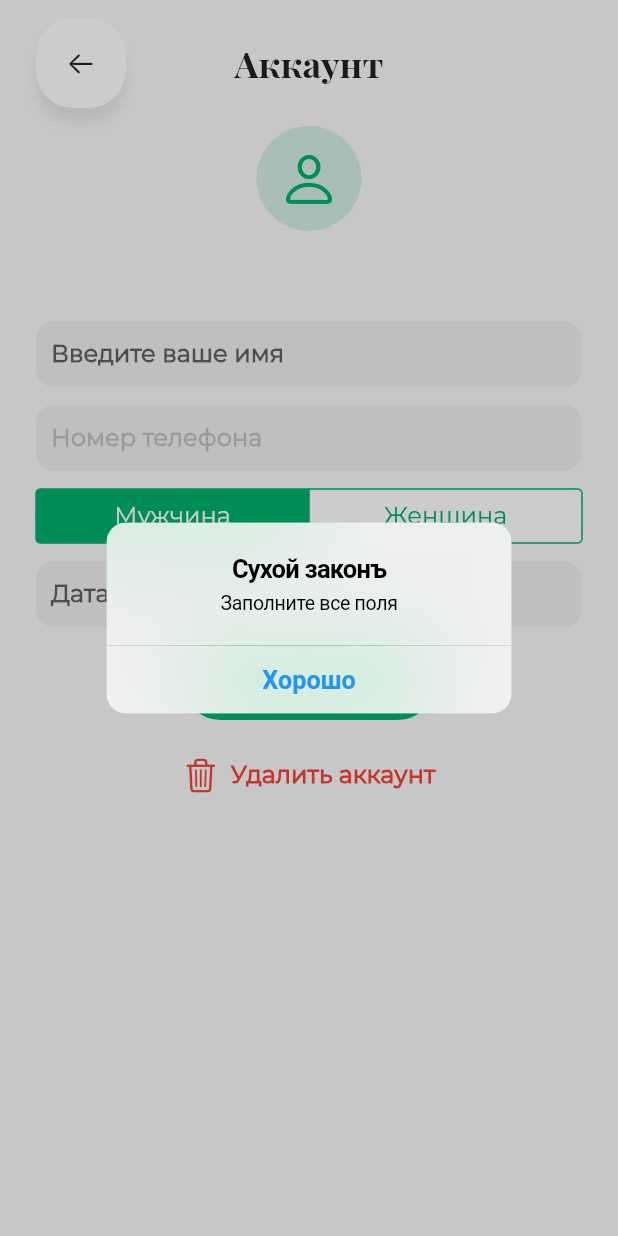
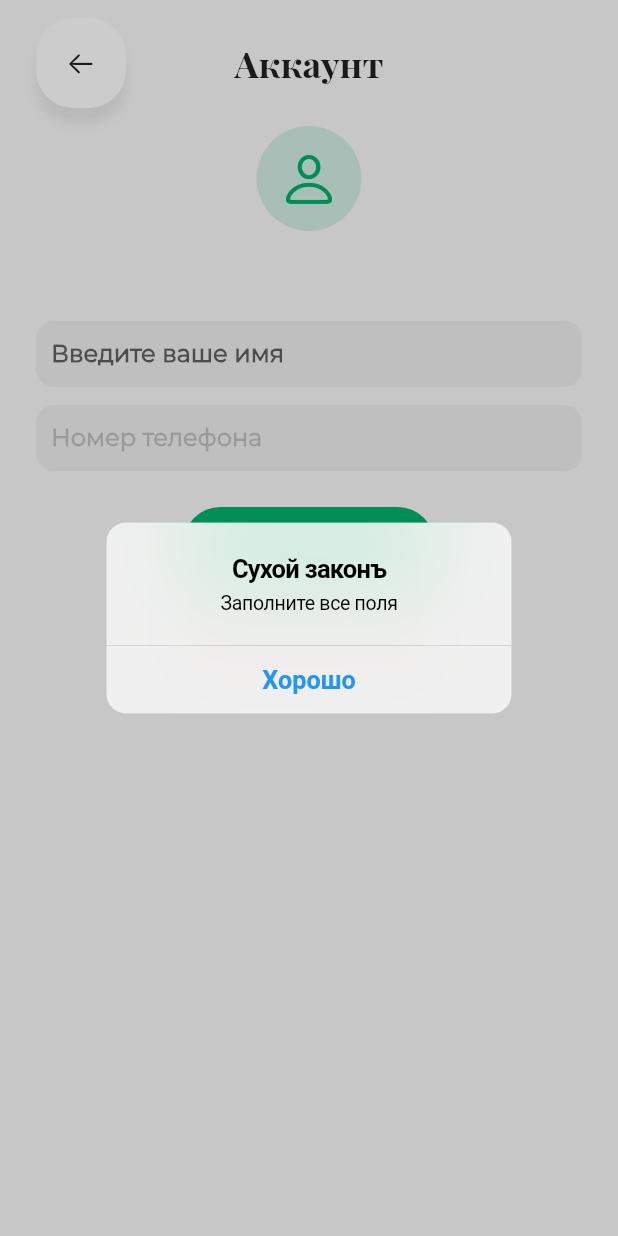
Before and after one commit to Muhammadqodir/syxoy-zakon, a Flutter app: the ProfilePage screen opened directly with empty values, after a tap on "Сохранить", on a phone screen of 412 x 824 dp. Run offline on Flutter 3.47's test engine with Material 2 defaults, Android fonts, the phone set to English and light mode, and no system bars; our stand-ins replace bloc, firebase_core, flutter_bloc, flutter_svg, mask_text_input_formatter, pin_code_fields and 2 more; accounts and stored records are empty; network calls fail.

```diff
--- a/lib/pages/profile_page.dart
+++ b/lib/pages/profile_page.dart
@@ -53,15 +53,15 @@ class _ProfilePageState extends State<ProfilePage> {
       if (response.data!.name != "undefined") {
         _userNameContoller.text = response.data!.name;
       }
-      if (response.data!.birthDay != "undefined") {
-        _birthDayContoller.text = response.data!.birthDay;
-      }
+      // if (response.data!.birthDay != "undefined") {
+      //   _birthDayContoller.text = response.data!.birthDay;
+      // }
       if (response.data!.phone != "undefined") {
         _phoneNumberController.text = response.data!.phone;
       }
-      if (response.data!.sex != "undefined") {
-        sex = response.data!.sex;
-      }
+      // if (response.data!.sex != "undefined") {
+      //   sex = response.data!.sex;
+      // }
     } else {
       Dialogs.showAlertDialog(context, "Ошибка", response.message);
     }
@@ -74,10 +74,9 @@ class _ProfilePageState extends State<ProfilePage> {
     setState(() {
       isLoading = true;
     });
-    if (_userNameContoller.text.isNotEmpty &&
-        _birthDayContoller.text.isNotEmpty) {
+    if (_userNameContoller.text.isNotEmpty) {
       Response<Profile> response = await widget.api
-          .saveUser(_userNameContoller.text, _birthDayContoller.text, sex);
+          .saveUser(_userNameContoller.text, "undefined", "undefined");
       if (response.success) {
         Dialogs.showAlertDialog(context, "Сухой законъ", "Готово!");
       } else {
@@ -215,47 +214,47 @@ class _ProfilePageState extends State<ProfilePage> {
                         const SizedBox(
                           height: 12,
                         ),
-                        CupertinoSegmentedControl<String>(
-                          selectedColor: primaryColor,
-                          borderColor: primaryColor,
-                          padding: const EdgeInsets.symmetric(horizontal: 24),
-                          groupValue: sex,
-                          onValueChanged: (String value) {
-                            setState(() {
-                              sex = value;
-                            });
-                          },
-                          children: const <String, Widget>{
-                            "Мужчина": Padding(
-                              padding: EdgeInsets.symmetric(
-                                  horizontal: 20, vertical: 8),
-                              child: Text('Мужчина'),
-                            ),
-                            "Женшина": Padding(
-                              padding: EdgeInsets.symmetric(
-                                  horizontal: 20, vertical: 8),
-                              child: Text('Женщина'),
-                            )
-                          },
-                        ),
-                        const SizedBox(
-                          height: 12,
-                        ),
-                        CustomTextField(
-                          margin: EdgeInsets.symmetric(horizontal: 24),
-                          controller: _birthDayContoller,
-                          baseColor: Colors.black12.withAlpha(10),
-                          hint: "Дата рождения",
-                          inputType: TextInputType.number,
-                          inputFormatter: [
-                            MaskTextInputFormatter(
-                              mask: '##.##.####',
-                              filter: {"#": RegExp(r'[0-9]')},
-                              type: MaskAutoCompletionType.lazy,
-                            )
-                          ],
-                          onChanged: (v) {},
-                        ),
+                        // CupertinoSegmentedControl<String>(
+                        //   selectedColor: primaryColor,
+                        //   borderColor: primaryColor,
+                        //   padding: const EdgeInsets.symmetric(horizontal: 24),
+                        //   groupValue: sex,
+                        //   onValueChanged: (String value) {
+                        //     setState(() {
+                        //       sex = value;
+                        //     });
+                        //   },
+                        //   children: const <String, Widget>{
+                        //     "Мужчина": Padding(
+                        //       padding: EdgeInsets.symmetric(
+                        //           horizontal: 20, vertical: 8),
+                        //       child: Text('Мужчина'),
+                        //     ),
+                        //     "Женшина": Padding(
+                        //       padding: EdgeInsets.symmetric(
+                        //           horizontal: 20, vertical: 8),
+                        //       child: Text('Женщина'),
+                        //     )
+                        //   },
+                        // ),
+                        // const SizedBox(
+                        //   height: 12,
+                        // ),
+                        // CustomTextField(
+                        //   margin: EdgeInsets.symmetric(horizontal: 24),
+                        //   controller: _birthDayContoller,
+                        //   baseColor: Colors.black12.withAlpha(10),
+                        //   hint: "Дата рождения",
+                        //   inputType: TextInputType.number,
+                        //   inputFormatter: [
+                        //     MaskTextInputFormatter(
+                        //       mask: '##.##.####',
+                        //       filter: {"#": RegExp(r'[0-9]')},
+                        //       type: MaskAutoCompletionType.lazy,
+                        //     )
+                        //   ],
+                        //   onChanged: (v) {},
+                        // ),
                         const SizedBox(
                           height: 12,
                         ),
```
